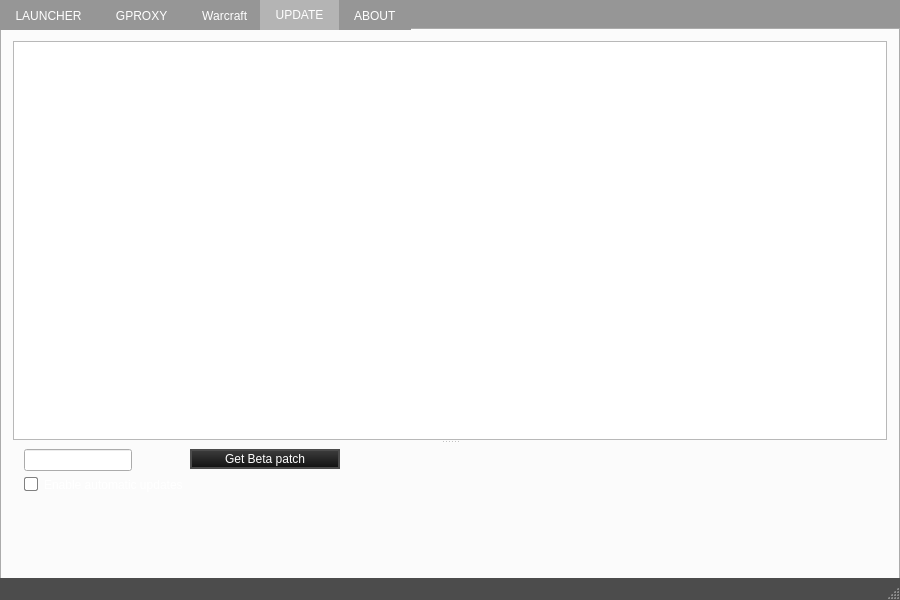
Qt form xpam/mainwindow.ui (cen1/xpam-client) before a commit.
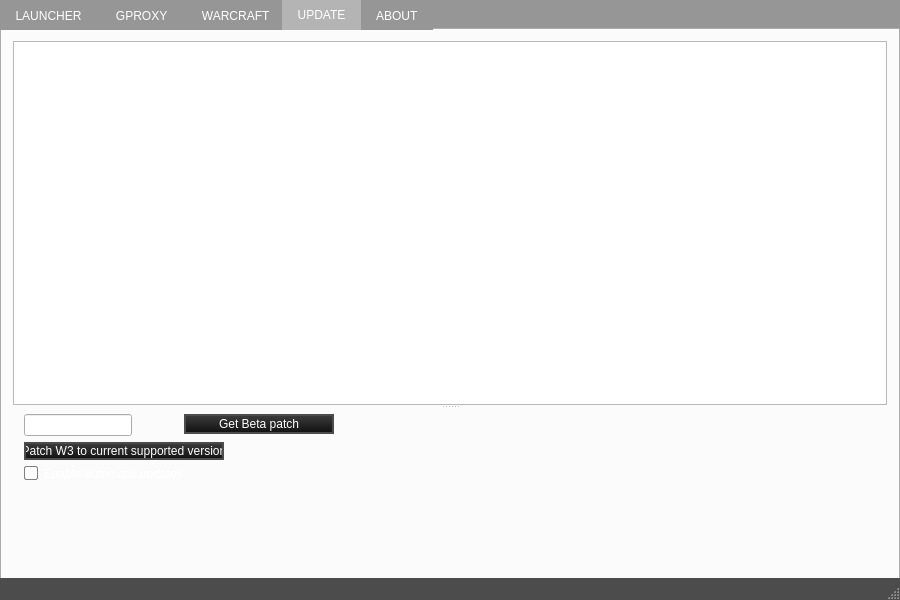
The same form after that commit. The open tabs and pages were chosen to show the change. Icons and pictures are not drawn.

```diff
--- a/xpam/mainwindow.ui
+++ b/xpam/mainwindow.ui
@@ -666,7 +666,7 @@
         </widget>
         <widget class="QWidget" name="tabW3">
          <attribute name="title">
-          <string> Warcraft</string>
+          <string> WARCRAFT</string>
          </attribute>
          <widget class="QWidget" name="layoutWidget">
           <property name="geometry">
@@ -815,6 +815,9 @@
             <widget class="QTextBrowser" name="textBrowserUpdate"/>
             <widget class="QWidget" name="layoutWidget">
              <layout class="QFormLayout" name="formLayoutBU">
+              <property name="horizontalSpacing">
+               <number>0</number>
+              </property>
               <property name="topMargin">
                <number>5</number>
               </property>
@@ -828,6 +831,26 @@
                 </property>
                </widget>
               </item>
+              <item row="2" column="0" colspan="2">
+               <widget class="QPushButton" name="pushButton_updateW3">
+                <property name="maximumSize">
+                 <size>
+                  <width>200</width>
+                  <height>16777215</height>
+                 </size>
+                </property>
+                <property name="text">
+                 <string>Patch W3 to current supported version</string>
+                </property>
+               </widget>
+              </item>
+              <item row="3" column="0">
+               <widget class="QCheckBox" name="checkBox_updates">
+                <property name="text">
+                 <string>Enable automatic updates</string>
+                </property>
+               </widget>
+              </item>
               <item row="0" column="1">
                <widget class="QPushButton" name="pushButtonBU">
                 <property name="sizePolicy">
@@ -853,13 +876,6 @@
                 </property>
                </widget>
               </item>
-              <item row="1" column="0">
-               <widget class="QCheckBox" name="checkBox_updates">
-                <property name="text">
-                 <string>Enable automatic updates</string>
-                </property>
-               </widget>
-              </item>
              </layout>
             </widget>
            </widget>
```
Left out of the diff: 15 changed lines with no effect on the pictures.
